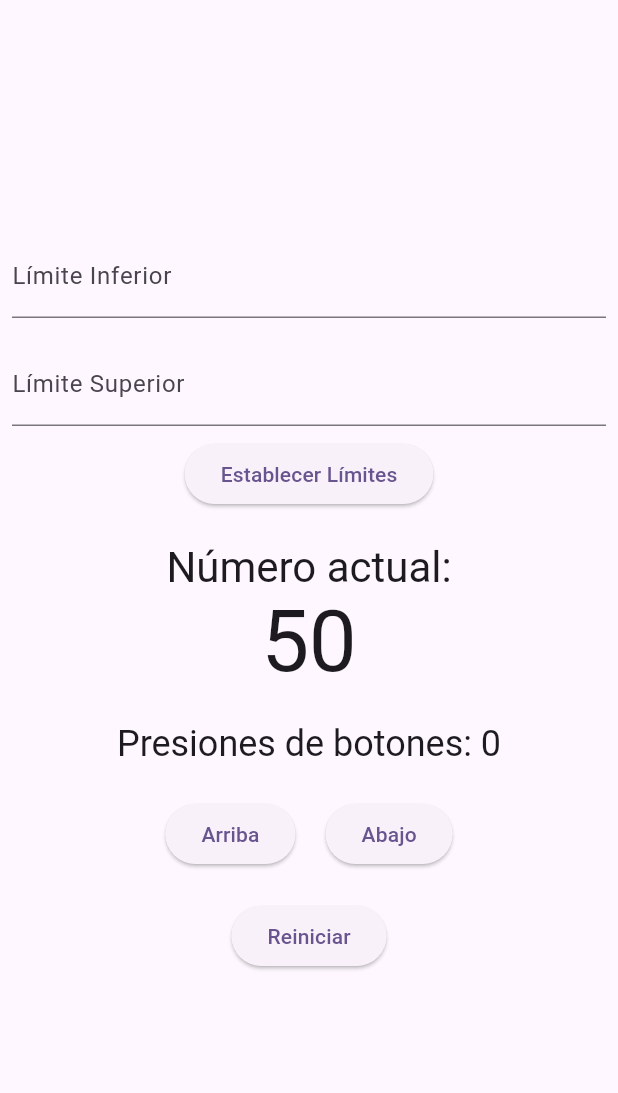
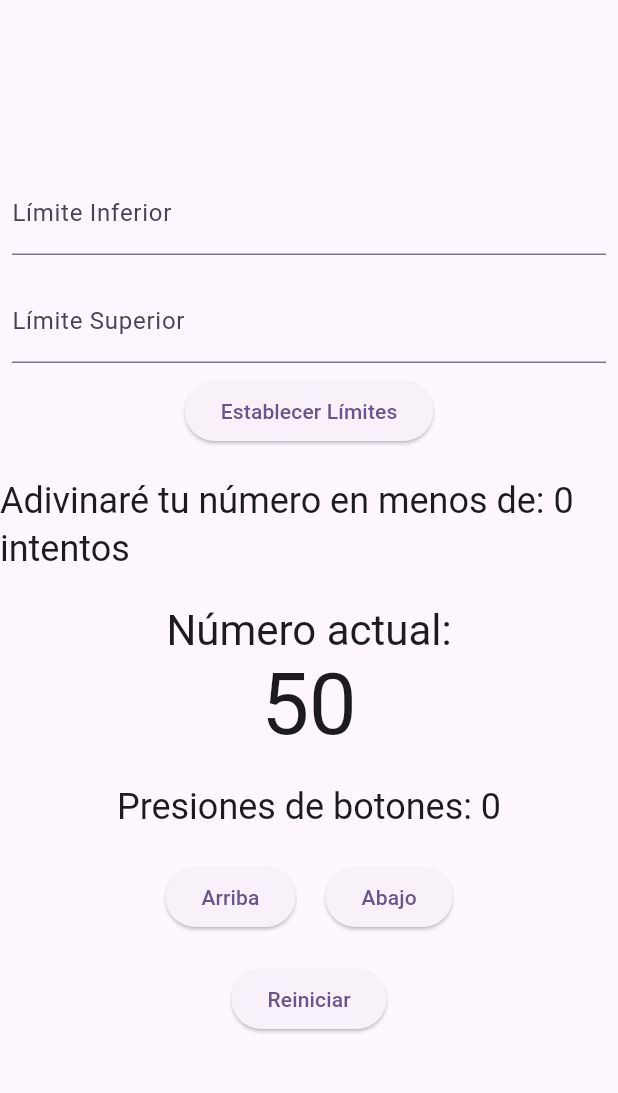
Before and after one commit to JovanyCm1/buscadornumeros, a Flutter app: the screen it shows after launch, on a phone screen of 412 x 824 dp, the part 63-1156 px from its top. Run offline on Flutter 3.47's test engine with Material 3 defaults, Android fonts, the phone set to English and light mode, and no system bars.

Commit message:
Se agrego algoritmo para decir en menos de cuantos intentos se obtendra el numero

```diff
--- a/lib/main.dart
+++ b/lib/main.dart
@@ -1,4 +1,5 @@
 import 'package:flutter/material.dart';
+import 'dart:math';
 
 void main() {
   runApp(const MyApp());
@@ -34,6 +35,7 @@ class _NumberSearcherState extends State<NumberSearcher> {
   int upperLimit = 100;
   int currentNumber = 50;
   int buttonPressCount = 0;
+  int maxAttempts = 0;
 
   void _incrementNumber() {
     setState(() {
@@ -61,6 +63,7 @@ class _NumberSearcherState extends State<NumberSearcher> {
       upperLimit = int.tryParse(_upperLimitController.text) ?? 100;
       currentNumber = (lowerLimit + upperLimit) ~/ 2;
       buttonPressCount = 0;
+      maxAttempts = (log(upperLimit - lowerLimit + 1) / log(2)).ceil();
     });
   }
 
@@ -107,6 +110,11 @@ class _NumberSearcherState extends State<NumberSearcher> {
             ),
             const SizedBox(height: 20),
             Text(
+              'Adivinaré tu número en menos de: $maxAttempts intentos',
+              style: Theme.of(context).textTheme.headlineSmall,
+            ),
+            const SizedBox(height: 20),
+            Text(
               'Número actual:',
               style: Theme.of(context).textTheme.headlineMedium,
             ),
```
